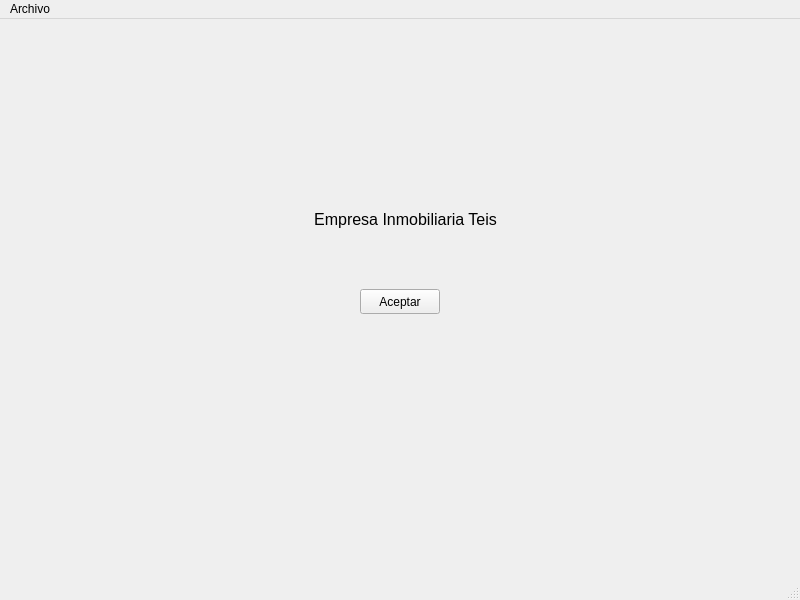
Qt form venPrincipal.ui (AmarinoLama/desarrolloInterfaces_Proyecto) before a commit.
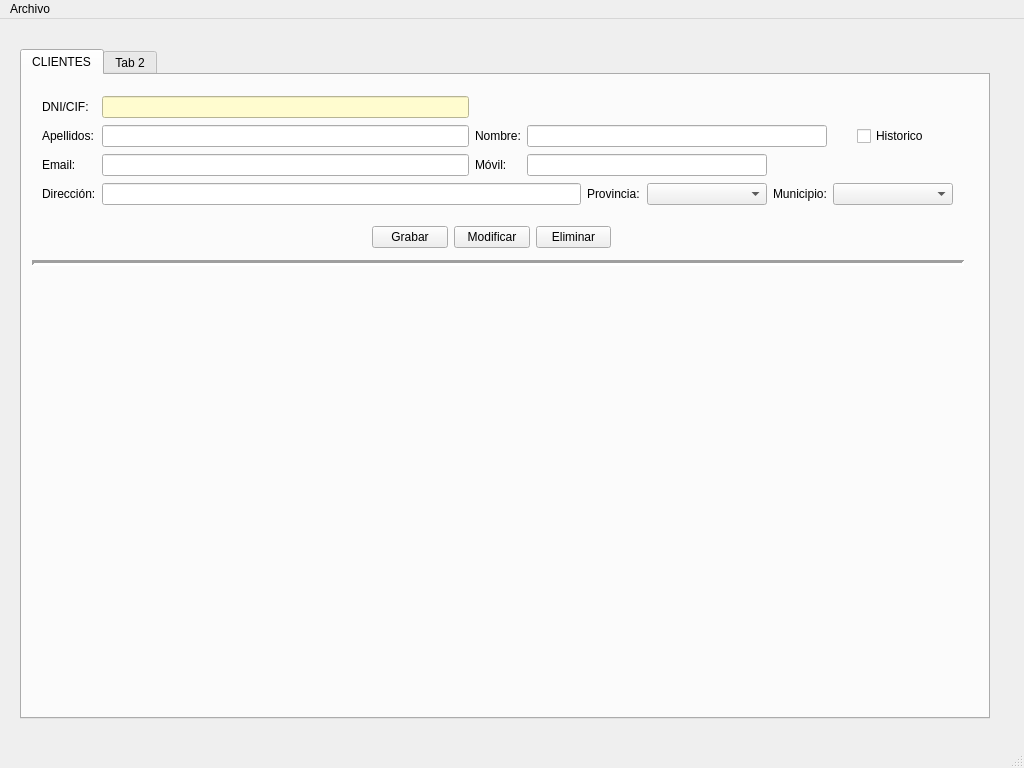
The same form after that commit.

Commit message: feat() : mejorar archivo ui

Patch:
```diff
--- a/venPrincipal.ui
+++ b/venPrincipal.ui
@@ -6,59 +6,259 @@
    <rect>
     <x>0</x>
     <y>0</y>
-    <width>800</width>
-    <height>600</height>
+    <width>1024</width>
+    <height>768</height>
    </rect>
   </property>
   <property name="windowTitle">
    <string>MainWindow</string>
   </property>
   <widget class="QWidget" name="centralwidget">
-   <widget class="QLabel" name="label">
+   <widget class="QTabWidget" name="panPrincipal">
     <property name="geometry">
      <rect>
-      <x>310</x>
-      <y>130</y>
-      <width>191</width>
-      <height>141</height>
+      <x>20</x>
+      <y>30</y>
+      <width>970</width>
+      <height>670</height>
      </rect>
     </property>
-    <property name="font">
-     <font>
-      <pointsize>12</pointsize>
-     </font>
+    <property name="currentIndex">
+     <number>0</number>
     </property>
-    <property name="text">
-     <string>Empresa Inmobiliaria Teis</string>
-    </property>
-    <property name="alignment">
-     <set>Qt::AlignCenter</set>
-    </property>
-   </widget>
-   <widget class="QPushButton" name="Pprincipal">
-    <property name="geometry">
-     <rect>
-      <x>360</x>
-      <y>270</y>
-      <width>80</width>
-      <height>25</height>
-     </rect>
-    </property>
-    <property name="minimumSize">
-     <size>
-      <width>80</width>
-      <height>25</height>
-     </size>
-    </property>
-    <property name="maximumSize">
-     <size>
-      <width>80</width>
-      <height>25</height>
-     </size>
-    </property>
-    <property name="text">
-     <string>Aceptar</string>
-    </property>
+    <widget class="QWidget" name="tabClientres">
+     <attribute name="title">
+      <string>CLIENTES</string>
+     </attribute>
+     <widget class="Line" name="line">
+      <property name="geometry">
+       <rect>
+        <x>10</x>
+        <y>180</y>
+        <width>932</width>
+        <height>16</height>
+       </rect>
+      </property>
+      <property name="lineWidth">
+       <number>3</number>
+      </property>
+      <property name="orientation">
+       <enum>Qt::Horizontal</enum>
+      </property>
+     </widget>
+     <widget class="QWidget" name="">
+      <property name="geometry">
+       <rect>
+        <x>350</x>
+        <y>150</y>
+        <width>239</width>
+        <height>25</height>
+       </rect>
+      </property>
+      <layout class="QHBoxLayout" name="horizontalLayout">
+       <item>
+        <widget class="QPushButton" name="btnGrabarcli">
+         <property name="text">
+          <string>Grabar</string>
+         </property>
+        </widget>
+       </item>
+       <item>
+        <widget class="QPushButton" name="btnModifcli">
+         <property name="text">
+          <string>Modificar</string>
+         </property>
+        </widget>
+       </item>
+       <item>
+        <widget class="QPushButton" name="btnDelcli">
+         <property name="text">
+          <string>Eliminar</string>
+         </property>
+        </widget>
+       </item>
+      </layout>
+     </widget>
+     <widget class="QWidget" name="">
+      <property name="geometry">
+       <rect>
+        <x>20</x>
+        <y>20</y>
+        <width>911</width>
+        <height>111</height>
+       </rect>
+      </property>
+      <layout class="QGridLayout" name="gridLayout">
+       <item row="0" column="0">
+        <widget class="QLabel" name="lblDnicli">
+         <property name="text">
+          <string>DNI/CIF:</string>
+         </property>
+        </widget>
+       </item>
+       <item row="0" column="1">
+        <widget class="QLineEdit" name="txtDnicli">
+         <property name="minimumSize">
+          <size>
+           <width>120</width>
+           <height>0</height>
+          </size>
+         </property>
+         <property name="styleSheet">
+          <string notr="true">background-color: rgb(255, 252, 207);</string>
+         </property>
+        </widget>
+       </item>
+       <item row="1" column="0">
+        <widget class="QLabel" name="lblApelcli">
+         <property name="text">
+          <string>Apellidos:</string>
+         </property>
+        </widget>
+       </item>
+       <item row="1" column="1">
+        <widget class="QLineEdit" name="txtApelcli">
+         <property name="minimumSize">
+          <size>
+           <width>300</width>
+           <height>0</height>
+          </size>
+         </property>
+        </widget>
+       </item>
+       <item row="1" column="2">
+        <widget class="QLabel" name="lblNomCli">
+         <property name="text">
+          <string>Nombre:</string>
+         </property>
+        </widget>
+       </item>
+       <item row="1" column="3" colspan="4">
+        <widget class="QLineEdit" name="txNomcli">
+         <property name="minimumSize">
+          <size>
+           <width>300</width>
+           <height>0</height>
+          </size>
+         </property>
+        </widget>
+       </item>
+       <item row="1" column="7" alignment="Qt::AlignHCenter">
+        <widget class="QCheckBox" name="chkHistoriacli">
+         <property name="layoutDirection">
+          <enum>Qt::LeftToRight</enum>
+         </property>
+         <property name="text">
+          <string>Historico</string>
+         </property>
+        </widget>
+       </item>
+       <item row="2" column="0">
+        <widget class="QLabel" name="lblEmailcli">
+         <property name="text">
+          <string>Email:</string>
+         </property>
+        </widget>
+       </item>
+       <item row="2" column="1">
+        <widget class="QLineEdit" name="txtEmailcli">
+         <property name="minimumSize">
+          <size>
+           <width>300</width>
+           <height>0</height>
+          </size>
+         </property>
+        </widget>
+       </item>
+       <item row="2" column="2">
+        <widget class="QLabel" name="lblMovilcli">
+         <property name="text">
+          <string>Móvil:</string>
+         </property>
+        </widget>
+       </item>
+       <item row="2" column="3" colspan="3">
+        <widget class="QLineEdit" name="txtMovilcli">
+         <property name="minimumSize">
+          <size>
+           <width>120</width>
+           <height>0</height>
+          </size>
+         </property>
+        </widget>
+       </item>
+       <item row="3" column="0">
+        <widget class="QLabel" name="lblDireccioncli">
+         <property name="text">
+          <string>Dirección:</string>
+         </property>
+        </widget>
+       </item>
+       <item row="3" column="1" colspan="3">
+        <widget class="QLineEdit" name="txtDireccioncli">
+         <property name="minimumSize">
+          <size>
+           <width>400</width>
+           <height>0</height>
+          </size>
+         </property>
+        </widget>
+       </item>
+       <item row="3" column="4">
+        <widget class="QLabel" name="lblProvinciacli">
+         <property name="text">
+          <string>Provincia:</string>
+         </property>
+        </widget>
+       </item>
+       <item row="3" column="5">
+        <widget class="QComboBox" name="cmbProvinciacli">
+         <property name="minimumSize">
+          <size>
+           <width>120</width>
+           <height>0</height>
+          </size>
+         </property>
+        </widget>
+       </item>
+       <item row="3" column="6">
+        <widget class="QLabel" name="lblMunicipiocli">
+         <property name="text">
+          <string>Municipio:</string>
+         </property>
+        </widget>
+       </item>
+       <item row="3" column="7">
+        <widget class="QComboBox" name="cmbMunicipiocli">
+         <property name="minimumSize">
+          <size>
+           <width>120</width>
+           <height>0</height>
+          </size>
+         </property>
+        </widget>
+       </item>
+      </layout>
+     </widget>
+    </widget>
+    <widget class="QWidget" name="tabConstruccion">
+     <attribute name="title">
+      <string>Tab 2</string>
+     </attribute>
+     <widget class="QLabel" name="label">
+      <property name="geometry">
+       <rect>
+        <x>360</x>
+        <y>220</y>
+        <width>211</width>
+        <height>91</height>
+       </rect>
+      </property>
+      <property name="text">
+       <string>PANEL EN CONSTRUCCION</string>
+      </property>
+     </widget>
+    </widget>
    </widget>
   </widget>
   <widget class="QMenuBar" name="menubar">
@@ -66,7 +266,7 @@
     <rect>
      <x>0</x>
      <y>0</y>
-     <width>800</width>
+     <width>1024</width>
      <height>21</height>
     </rect>
    </property>
```
The commit also changes 2 other files.
